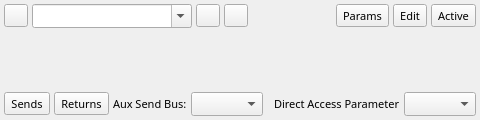
Before: the Qt Designer form src/qtractorPluginForm.ui in rncbc/qtractor, drawn with Qt 5.
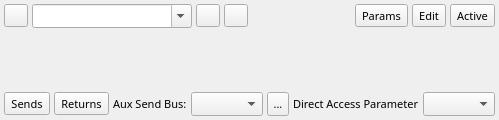
After: the same form once the commit is applied. Icons and pictures are not drawn.

Commit message: - Added audio bus management tool-button to aux-send plugin dialog.

The edit to the form file:
```diff
--- a/src/qtractorPluginForm.ui
+++ b/src/qtractorPluginForm.ui
@@ -257,6 +257,31 @@
 	 <item>
 	  <widget class="QComboBox" name="AudioBusNameComboBox"/>
 	 </item>
+	 <item>
+      <widget class="QToolButton" name="AudioBusNameToolButton" >
+       <property name="minimumSize" >
+        <size>
+         <width>22</width>
+         <height>22</height>
+        </size>
+       </property>
+       <property name="maximumSize" >
+        <size>
+         <width>24</width>
+         <height>24</height>
+        </size>
+       </property>
+       <property name="focusPolicy" >
+        <enum>Qt::TabFocus</enum>
+       </property>
+       <property name="toolTip" >
+        <string>Manage buses</string>
+       </property>
+       <property name="text" >
+        <string>...</string>
+       </property>
+      </widget>
+     </item>
 	 <item>
       <spacer>
        <property name="orientation">
```
Left out of the diff: 1 changed line with no effect on the pictures. The commit also changes 2 other files.
